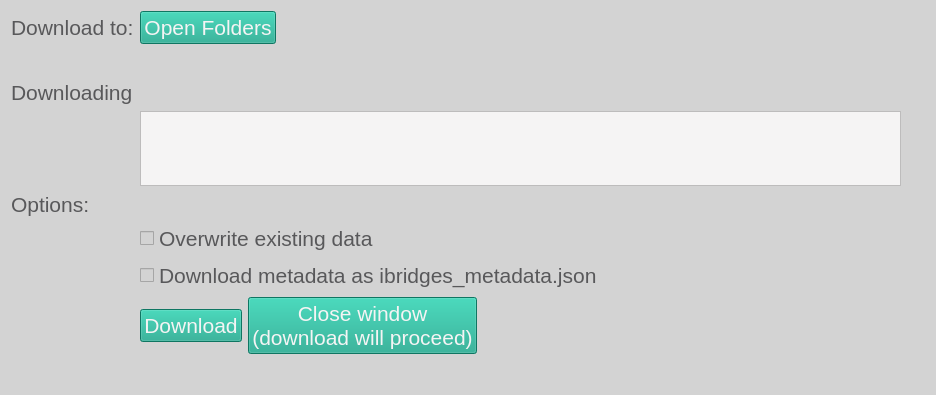
Above: ibridgesgui/ui_files/downloadData.ui from iBridges-for-iRODS/iBridges-GUI before the change. Below: the same form after it.
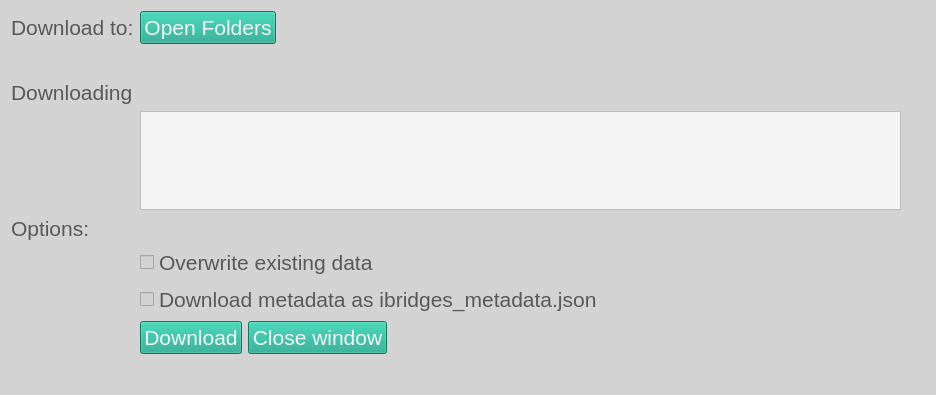
That is the form after the change.

Commit message: Add update button functionlity

Patch:
```diff
--- a/ibridgesgui/ui_files/downloadData.ui
+++ b/ibridgesgui/ui_files/downloadData.ui
@@ -64,8 +64,7 @@
      <item>
       <widget class="QPushButton" name="hide_button">
        <property name="text">
-        <string>Close window 
-(download will proceed)</string>
+        <string>Close window</string>
        </property>
       </widget>
      </item>
```
The commit also changes 5 other files.
